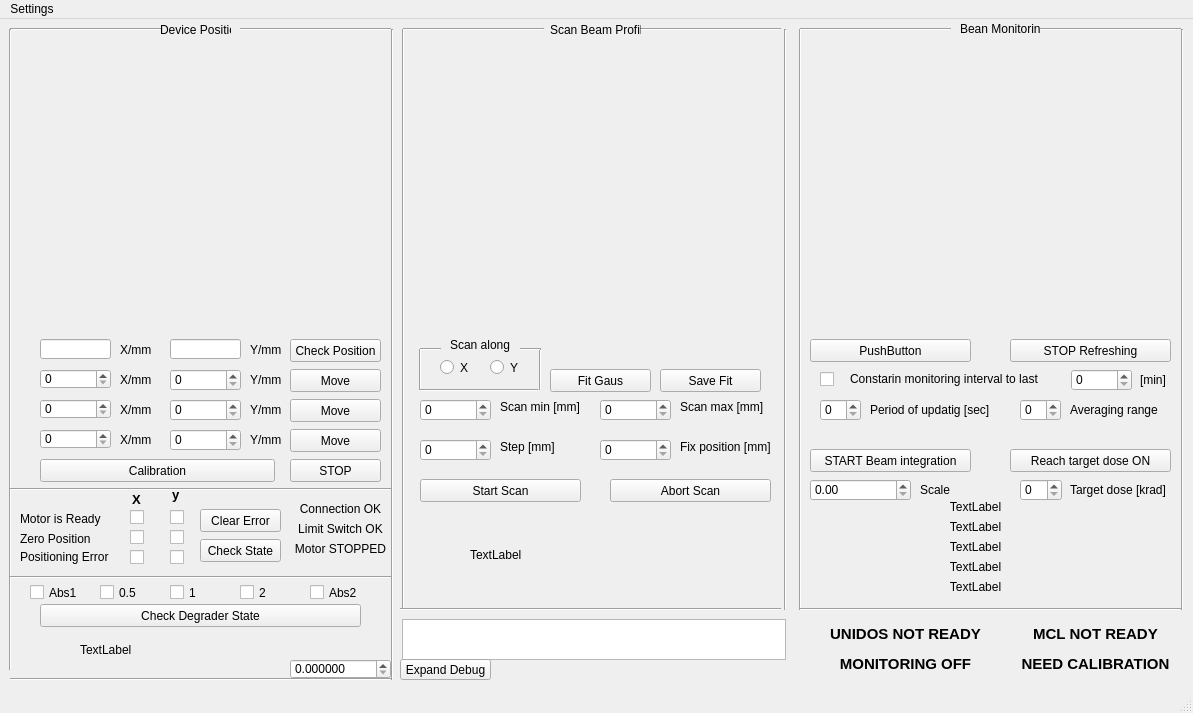
Qt form mainwindow.ui (IsakovAD/Dosimetry_system) before a commit.
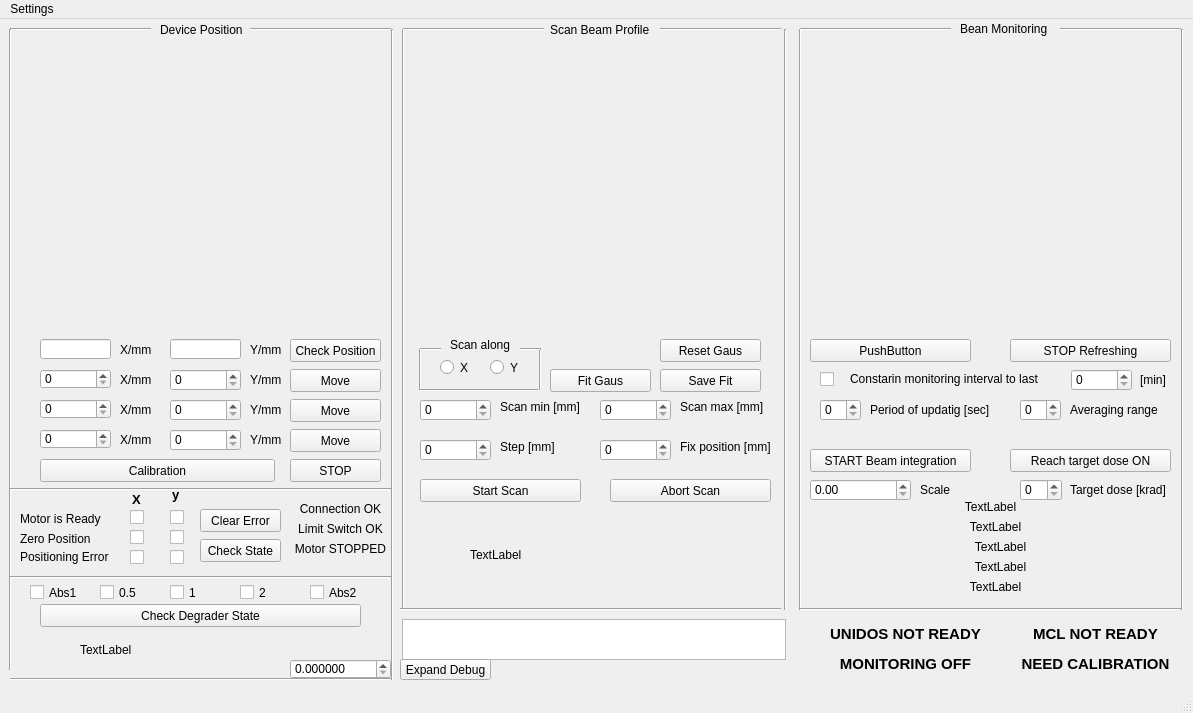
The same form after that commit. Custom widgets are drawn as their Qt base class.

What changed in the file:
```diff
--- a/mainwindow.ui
+++ b/mainwindow.ui
@@ -235,9 +235,9 @@
    <widget class="Line" name="line_2">
     <property name="geometry">
      <rect>
-      <x>240</x>
+      <x>250</x>
       <y>0</y>
-      <width>151</width>
+      <width>141</width>
       <height>21</height>
      </rect>
     </property>
@@ -250,7 +250,7 @@
      <rect>
       <x>10</x>
       <y>0</y>
-      <width>151</width>
+      <width>141</width>
       <height>21</height>
      </rect>
     </property>
@@ -437,9 +437,9 @@
    <widget class="Line" name="line_8">
     <property name="geometry">
      <rect>
-      <x>640</x>
+      <x>660</x>
       <y>0</y>
-      <width>141</width>
+      <width>121</width>
       <height>21</height>
      </rect>
     </property>
@@ -452,7 +452,7 @@
      <rect>
       <x>550</x>
       <y>0</y>
-      <width>91</width>
+      <width>111</width>
       <height>21</height>
      </rect>
     </property>
@@ -502,9 +502,9 @@
    <widget class="Line" name="line_12">
     <property name="geometry">
      <rect>
-      <x>1040</x>
+      <x>1060</x>
       <y>0</y>
-      <width>141</width>
+      <width>121</width>
       <height>21</height>
      </rect>
     </property>
@@ -517,7 +517,7 @@
      <rect>
       <x>960</x>
       <y>-1</y>
-      <width>81</width>
+      <width>101</width>
       <height>21</height>
      </rect>
     </property>
@@ -966,9 +966,9 @@
    <widget class="QLabel" name="label_Avr_current">
     <property name="geometry">
      <rect>
-      <x>830</x>
+      <x>810</x>
       <y>480</y>
-      <width>291</width>
+      <width>361</width>
       <height>16</height>
      </rect>
     </property>
@@ -981,7 +981,7 @@
      <rect>
       <x>830</x>
       <y>500</y>
-      <width>291</width>
+      <width>331</width>
       <height>16</height>
      </rect>
     </property>
@@ -994,7 +994,7 @@
      <rect>
       <x>830</x>
       <y>520</y>
-      <width>291</width>
+      <width>341</width>
       <height>16</height>
      </rect>
     </property>
@@ -1007,7 +1007,7 @@
      <rect>
       <x>830</x>
       <y>540</y>
-      <width>291</width>
+      <width>341</width>
       <height>16</height>
      </rect>
     </property>
@@ -1020,7 +1020,7 @@
      <rect>
       <x>830</x>
       <y>560</y>
-      <width>291</width>
+      <width>331</width>
       <height>16</height>
      </rect>
     </property>
@@ -1258,7 +1258,7 @@
      <rect>
       <x>160</x>
       <y>0</y>
-      <width>71</width>
+      <width>91</width>
       <height>21</height>
      </rect>
     </property>
@@ -1465,8 +1465,8 @@
     <property name="geometry">
      <rect>
       <x>550</x>
-      <y>330</y>
-      <width>211</width>
+      <y>320</y>
+      <width>111</width>
       <height>20</height>
      </rect>
     </property>
@@ -1519,6 +1519,19 @@
      <double>0.001000000000000</double>
     </property>
    </widget>
+   <widget class="QPushButton" name="Res_Gaus_button">
+    <property name="geometry">
+     <rect>
+      <x>660</x>
+      <y>320</y>
+      <width>101</width>
+      <height>23</height>
+     </rect>
+    </property>
+    <property name="text">
+     <string>Reset Gaus</string>
+    </property>
+   </widget>
    <zorder>label_MCL_state</zorder>
    <zorder>MCL_area</zorder>
    <zorder>spinBox_HereX</zorder>
```
Left out of the diff: 1 changed line with no effect on the pictures.
